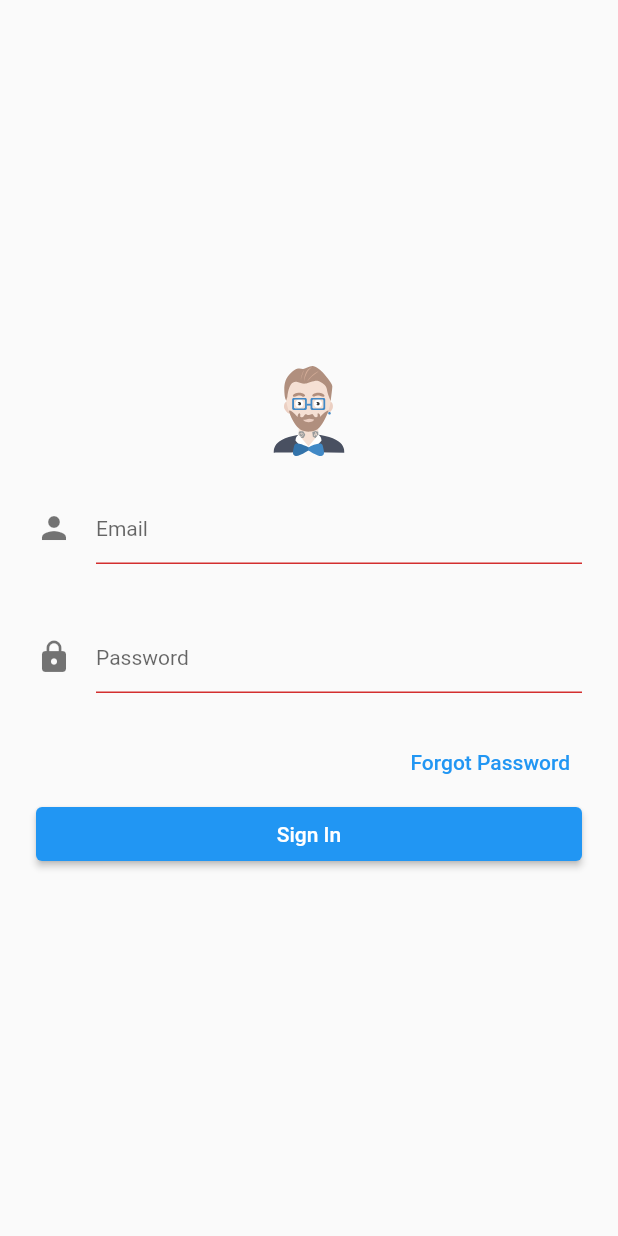
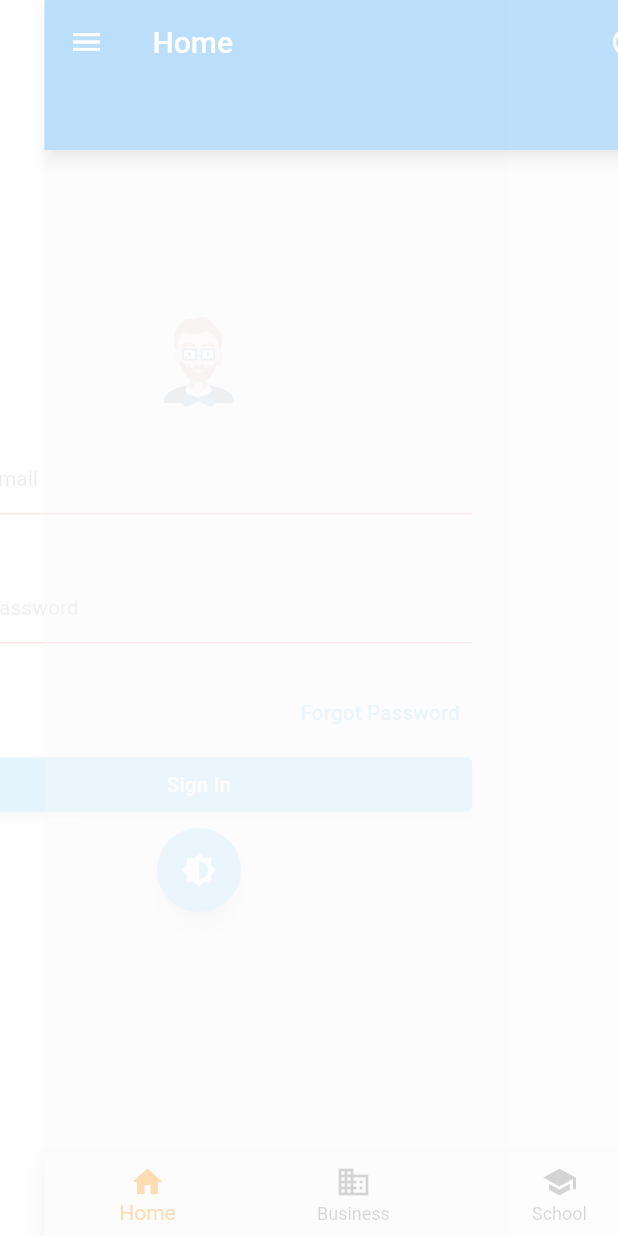
Before and after one commit to bhangun/kutilang-example, a Flutter app: the screen it shows after launch, after a tap on "Sign In", on a phone screen of 412 x 824 dp. Run offline on Flutter 3.47's test engine with Material 2 defaults, Android fonts, the phone set to English and light mode, and no system bars; our stand-ins replace another_flushbar, dio, equatable, flutter_bloc, flutter_slidable, flutter_svg and 3 more; missing offline and left inert: biometric_storage, cryptography, logging_appenders; accounts and stored records are empty; network calls fail.

Commit message:
activate theme bloc

```diff
--- a/lib/bloc/authentication/authentication_bloc.dart
+++ b/lib/bloc/authentication/authentication_bloc.dart
@@ -132,8 +132,11 @@ class AuthenticationStore{
   }
 
   void _loggedin(value){
+
     try{
+      NavigationServices.navigateTo(AppsRoutes.home);
       if (value){
+        print(value);
         // FLog.info(text: "Success login!");
         NavigationServices.navigateTo(AppsRoutes.home);
         loggedIn = true;
--- a/lib/main.dart
+++ b/lib/main.dart
@@ -28,26 +28,41 @@ import 'utils/config.dart';
 import 'pages/splash.dart';
 import 'utils/routes.dart';
 
+var _blocProvider = <BlocProvider>[
+  BlocProvider(
+    create: (_) => ThemeCubit(),
+  ),
+    BlocProvider(
+      create: (_) => AppBloc(),
+    ),
+];
 void main() {
   WidgetsFlutterBinding.ensureInitialized();
+  ModulesRegistry();
+  Bloc.observer = KutBlocObserver();
 
-  /* SystemChrome.setPreferredOrientations([
-    DeviceOrientation.portraitUp,
-    DeviceOrientation.portraitDown,
-    DeviceOrientation.landscapeRight,
-    DeviceOrientation.landscapeLeft,
-  ]).then((_) { */
-    ModulesRegistry();
-    Bloc.observer = KutBlocObserver();
-    runApp(KutilangApp());
-  //});
+  /*  _blocProvider =[BlocProvider(
+    create: (_) => ThemeCubit(),
+  ),
+    BlocProvider<AppBloc>(
+      create: (_) => AppBloc(),
+    ),
+  ]; */
+
+
+  runApp(KutilangApp());
 }
 
 class KutilangApp extends StatelessWidget {
   @override
   Widget build(BuildContext context) {
-    return BlocProvider(
-      create: (_) => ThemeCubit(),
+    return MultiBlocProvider(
+      providers: [BlocProvider(
+    create: (_) => ThemeCubit(),
+  ),
+    BlocProvider<AppBloc>(
+      create: (_) => AppBloc(),
+    ),],//ModulesRegistry.providers(),
       child: BlocBuilder<ThemeCubit, ThemeData>(
         builder: (_, theme) {
           return MaterialApp(
@@ -57,14 +72,15 @@ class KutilangApp extends StatelessWidget {
             navigatorKey: NavigationServices.navigatorKey,
             debugShowCheckedModeBanner: false,
             locale: Locale('en', "EN"),
-            home: BlocProvider(
+            home: SplashScreen(),
+            /*  home: BlocProvider(
               create: (_) => AppBloc(),
               child: SplashScreen(),
-            ),
+            ), */
             localizationsDelegates: [S.delegate],
             supportedLocales: S.delegate.supportedLocales,
-            localeResolutionCallback:
-            S.delegate.resolution(fallback: new Locale(LOCALE_ENGLISH, "en")),
+            localeResolutionCallback: S.delegate
+                .resolution(fallback: new Locale(LOCALE_ENGLISH, "en")),
           );
         },
       ),
--- a/lib/modules/main_module.dart
+++ b/lib/modules/main_module.dart
@@ -1,33 +1,41 @@
-
-
+import 'package:flutter_bloc/flutter_bloc.dart';
+import 'package:kutilang_example/bloc/app/app_bloc.dart';
 import 'package:kutilang_example/models/module.dart';
 import 'package:kutilang_example/services/apps_routes.dart';
+import 'package:kutilang_example/utils/theme_cubit.dart';
 
 import '../utils/routes.dart';
 import 'account/services/user_routes.dart';
 
-class MainModule implements Module{
+class MainModule implements Module {
   @override
   String? name = 'Main';
 
   @override
   pages() {
     return [
-            Page(title: 'User Detail', route: UserRoutes.userDetail),
-            Page(title: 'User Form', route: UserRoutes.userForm),
-            Page(title: 'User List', route: UserRoutes.userList, showInDrawer: true, showInHome: true)
+      Page(title: 'User Detail', route: UserRoutes.userDetail),
+      Page(title: 'User Form', route: UserRoutes.userForm),
+      Page(
+          title: 'User List',
+          route: UserRoutes.userList,
+          showInDrawer: true,
+          showInHome: true)
     ];
   }
 
   @override
-  services(){
-
-  }
+  services() {}
 
   @override
-  providers() {
+  List<BlocProvider> providers() {
     return [
-
+      BlocProvider(
+        create: (_) => ThemeCubit(),
+      ),
+      BlocProvider<AppBloc>(
+        create: (_) => AppBloc(),
+      ),
     ];
   }
 
@@ -36,5 +44,4 @@ class MainModule implements Module{
     AppRoutes.addRoutes(AppsRoutes.routes);
     AppRoutes.addRoutes(UserRoutes.routes);
   }
-
 }
--- a/lib/observer.dart
+++ b/lib/observer.dart
@@ -28,6 +28,7 @@ if (Platform.isAndroid) {
   @override
   void onTransition(Bloc bloc, Transition transition) {
     print(transition);
+    // Transition { currentState: ThemeData#e0c60, event: null, nextState: ThemeData#62398 }
     super.onTransition(bloc, transition);
   }
 
--- a/lib/pages/login.dart
+++ b/lib/pages/login.dart
@@ -1,10 +1,12 @@
 import 'package:flutter/material.dart';
+import 'package:flutter_bloc/flutter_bloc.dart';
 import 'package:flutter_svg/svg.dart';
 import 'package:kutilang_example/bloc/app/app_bloc.dart';
 import 'package:kutilang_example/bloc/authentication/authentication_bloc.dart';
 import 'package:kutilang_example/generated/i18n.dart';
 import 'package:kutilang_example/layout/mobile.dart';
 import 'package:kutilang_example/services/apps_routes.dart';
+import 'package:kutilang_example/utils/theme_cubit.dart';
 import 'package:responsive_builder/responsive_builder.dart';
 // import 'package:kutilang_example/generated/i18n.dart';
 
@@ -67,11 +69,18 @@ class _Loginpagestate extends State<LoginScreen> {
     return Scaffold(
       primary: true,
       appBar: EmptyAppBar(),
-      body: _buildBody(),
+      body: BlocBuilder<AppBloc, int>(
+        builder: (_, count) {
+          return  _buildBody(context);
+        },
+      )
+
+
+
     );
   }
 
-  Material _buildBody() {
+  Material _buildBody(BuildContext context) {
     return Material(
         child: MobileLayout(
       rightChild: Column(
@@ -89,6 +98,13 @@ class _Loginpagestate extends State<LoginScreen> {
           _buildPasswordField(),
           _buildForgotPasswordButton(),
           _buildSignInButton(),
+          Padding(
+            padding: const EdgeInsets.symmetric(vertical: 5.0),
+            child: FloatingActionButton(
+              child: const Icon(Icons.brightness_6),
+              onPressed: () => context.read<ThemeCubit>().toggleTheme(),
+            ),
+          ),
         ],
       ),
       leftChild: SizedBox.expand(
--- a/lib/utils/modules_registry.dart
+++ b/lib/utils/modules_registry.dart
@@ -1,5 +1,6 @@
 
 
+import 'package:flutter_bloc/flutter_bloc.dart';
 import 'package:kutilang_example/modules/register_modules.dart';
 
 import 'modules.dart';
@@ -15,6 +16,8 @@ class ModulesRegistry {
     _registry();
   }
 
+  static final _blocProvider = <BlocProvider<Bloc<Object?, Object?>>>[];
+
   _registry(){
     registerModules().forEach((m){
         m.pages().forEach((p){
@@ -22,8 +25,16 @@ class ModulesRegistry {
           Modules.addPages(p);
         });
 
+        print(m.providers());
+
+
+       // _blocProvider.add(m.providers());
         m.routes();
         m.services();
     });
   }
+
+  static providers(){
+    return _blocProvider;
+  }
 }
```
Also changed, not shown: lib/services/auth_jwt_services.dart (+11 -9 lines).
